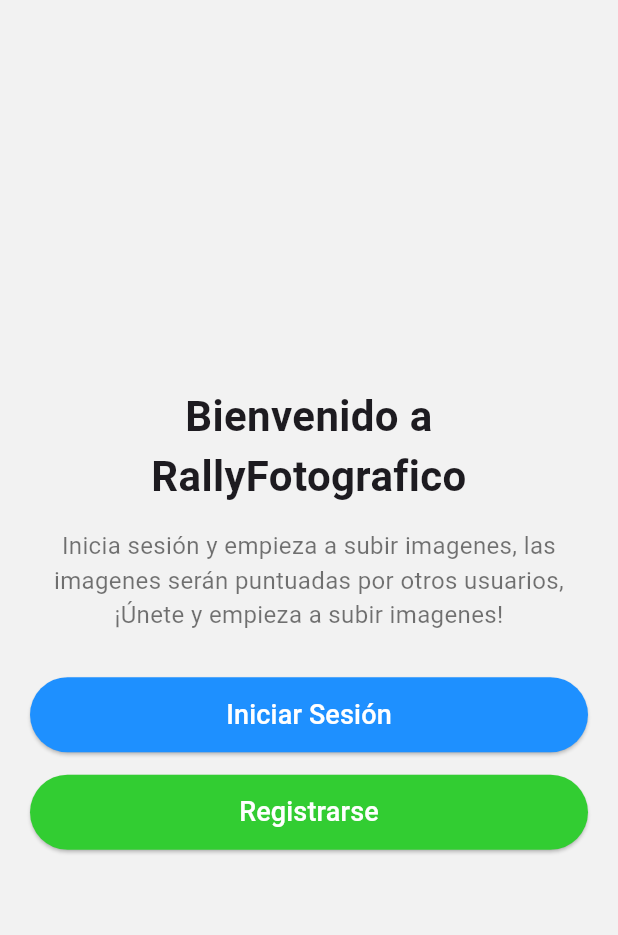
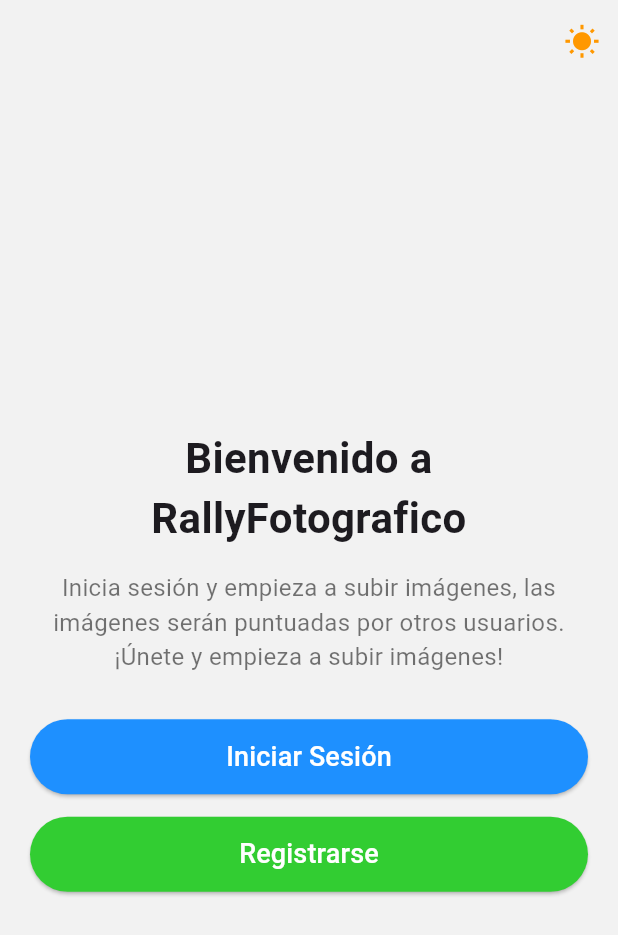
Before and after one commit to dleagar1209/rally_fotografico, a Flutter app: the screen it shows after launch, on a phone screen of 412 x 824 dp. Shown: the top 935 px of the screen. Run offline on Flutter 3.47's test engine with Material 3 defaults, Android fonts, the phone set to English and light mode, and no system bars; our stand-ins replace cloud_firestore, firebase_auth, firebase_core; accounts and stored records are empty.

```diff
--- a/lib/screens/home.dart
+++ b/lib/screens/home.dart
@@ -1,6 +1,7 @@
 import 'package:flutter/material.dart';
 import 'login.dart';
 import 'signUp.dart';
+import '../main.dart'; // Asegúrate de importar el notifier
 
 class Home extends StatelessWidget {
   const Home({super.key});
@@ -20,6 +21,26 @@ class Home extends StatelessWidget {
   @override
   Widget build(BuildContext context) {
     return Scaffold(
+      appBar: AppBar(
+        elevation: 0,
+        backgroundColor: Colors.transparent,
+        actions: [
+          ValueListenableBuilder<bool>(
+            valueListenable: darkModeNotifier,
+            builder: (_, isDarkMode, __) {
+              return IconButton(
+                icon: Icon(
+                  isDarkMode ? Icons.nights_stay : Icons.wb_sunny,
+                  color: isDarkMode ? Colors.yellowAccent : Colors.orange,
+                ),
+                onPressed: () {
+                  darkModeNotifier.value = !isDarkMode;
+                },
+              );
+            },
+          ),
+        ],
+      ),
       backgroundColor: const Color(0xFFF2F2F2),
       body: Center(
         child: Padding(
@@ -34,8 +55,8 @@ class Home extends StatelessWidget {
               ),
               const SizedBox(height: 15),
               const Text(
-                'Inicia sesión y empieza a subir imagenes, las imagenes serán puntuadas por otros usuarios, '
-                '¡Únete y empieza a subir imagenes!',
+                'Inicia sesión y empieza a subir imágenes, las imágenes serán puntuadas por otros usuarios. '
+                '¡Únete y empieza a subir imágenes!',
                 textAlign: TextAlign.center,
                 style: TextStyle(fontSize: 16, color: Colors.black54),
               ),
@@ -45,7 +66,7 @@ class Home extends StatelessWidget {
                 child: ElevatedButton(
                   onPressed: () => _navigateToLogin(context),
                   style: ElevatedButton.styleFrom(
-                    backgroundColor: const Color(0xFF1E90FF), // color azul
+                    backgroundColor: const Color(0xFF1E90FF),
                     padding: const EdgeInsets.symmetric(vertical: 12),
                     shape: RoundedRectangleBorder(
                       borderRadius: BorderRadius.circular(25),
@@ -63,7 +84,7 @@ class Home extends StatelessWidget {
                 child: ElevatedButton(
                   onPressed: () => _navigateToSignUp(context),
                   style: ElevatedButton.styleFrom(
-                    backgroundColor: const Color(0xFF32CD32), // color verde
+                    backgroundColor: const Color(0xFF32CD32),
                     padding: const EdgeInsets.symmetric(vertical: 12),
                     shape: RoundedRectangleBorder(
                       borderRadius: BorderRadius.circular(25),
```
Also changed, not shown: lib/main.dart (+17 -0 lines), lib/screens/options.dart (+17 -3 lines).
